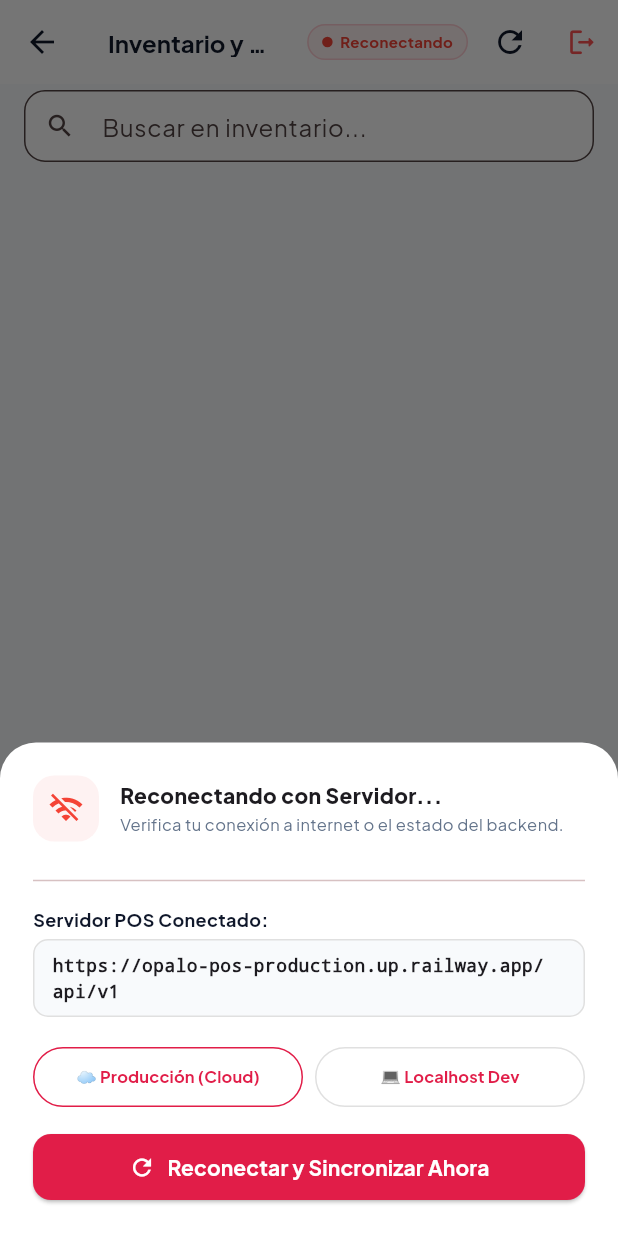
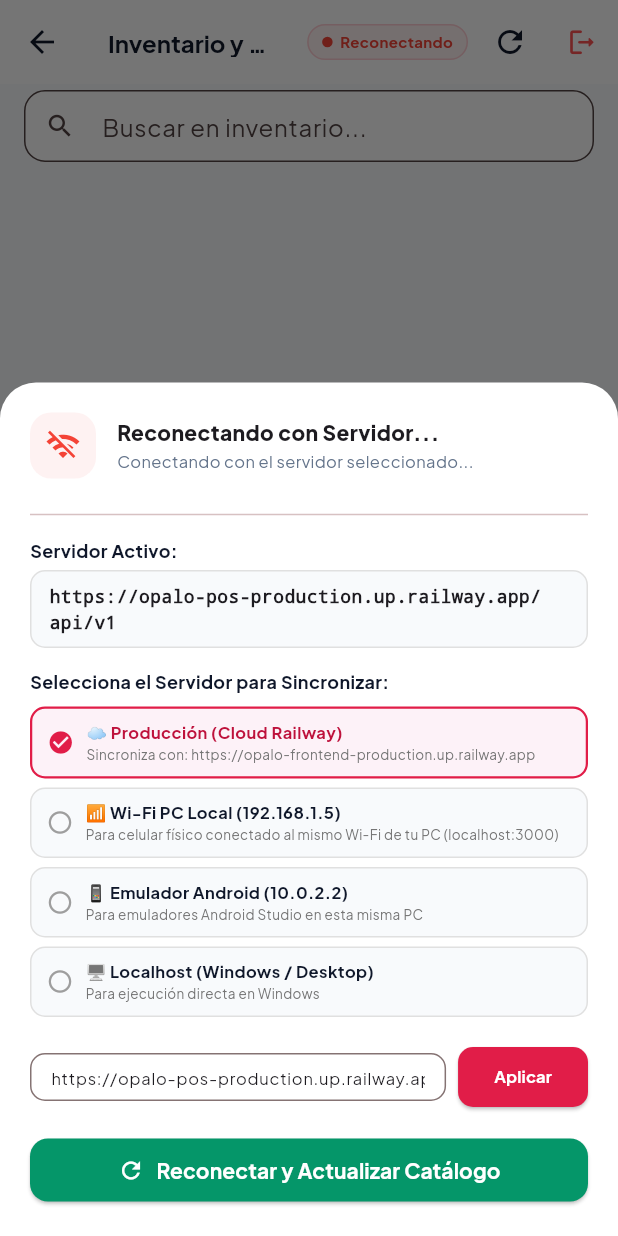
Before and after one commit to DanieJose/opalo-pos, a Flutter app: the InventoryScreen screen opened directly, after a tap on "Reconectando", on a phone screen of 412 x 824 dp. Run offline on Flutter 3.47's test engine with Material 3 defaults, Android fonts, the phone set to English and light mode, and no system bars; our stand-ins replace dio, google_fonts, shared_preferences, socket_io_client; missing offline and left inert: mobile_scanner; accounts and stored records are empty; network calls fail.

Commit message:
fix(sync): sincronizar catalogo completo en Railway y agregar selector de red Wi-Fi/Local en Movil

```diff
--- a/mobile/lib/core/constants/api_constants.dart
+++ b/mobile/lib/core/constants/api_constants.dart
@@ -3,12 +3,13 @@ import 'package:shared_preferences/shared_preferences.dart';
 class ApiConstants {
   // URLs de conexión disponibles
   static const String productionBaseUrl = 'https://opalo-pos-production.up.railway.app/api/v1';
+  static const String localWifiBaseUrl = 'http://192.168.1.5:4000/api/v1';
   static const String localAndroidBaseUrl = 'http://10.0.2.2:4000/api/v1';
   static const String localBaseUrl = 'http://localhost:4000/api/v1';
 
   static const String prefKeyBaseUrl = 'opalo_api_base_url';
 
-  // Por defecto se conecta al backend en producción desplegado en Railway para sincronizar con la Web
+  // Por defecto se conecta a Producción en Railway
   static String baseUrl = productionBaseUrl;
 
   /// Cargar URL guardada en almacenamiento local o usar producción por defecto
--- a/mobile/lib/widgets/sync_status_badge.dart
+++ b/mobile/lib/widgets/sync_status_badge.dart
@@ -63,16 +63,24 @@ class SyncStatusBadge extends StatelessWidget {
 void showSyncDetailsDialog(BuildContext context) {
   final socket = Provider.of<SocketService>(context, listen: false);
   final isConnected = socket.isConnected;
+  final customUrlCtrl = TextEditingController(text: ApiConstants.baseUrl);
 
   showModalBottomSheet(
     context: context,
+    isScrollControlled: true,
     backgroundColor: Colors.white,
     shape: const RoundedRectangleBorder(
       borderRadius: BorderRadius.vertical(top: Radius.circular(24)),
     ),
     builder: (ctx) {
       return Padding(
-        padding: const EdgeInsets.all(22),
+        padding: EdgeInsets.only(
+          left: 20,
+          right: 20,
+          top: 20,
+          bottom: MediaQuery.of(ctx).viewInsets.bottom + 20,
+        ),
+        child: SingleChildScrollView(
           child: Column(
             mainAxisSize: MainAxisSize.min,
             crossAxisAlignment: CrossAxisAlignment.start,
@@ -103,8 +111,8 @@ void showSyncDetailsDialog(BuildContext context) {
                         const SizedBox(height: 2),
                         Text(
                           isConnected
-                            ? 'Cualquier venta, cambio de stock o cliente en la Web se sincroniza de inmediato.'
-                            : 'Verifica tu conexión a internet o el estado del backend.',
+                              ? 'Cualquier cambio en la Web se sincroniza de inmediato con esta App Móvil y viceversa.'
+                              : 'Conectando con el servidor seleccionado...',
                           style: const TextStyle(fontSize: 11, color: AppColors.slateGray),
                         ),
                       ],
@@ -112,13 +120,13 @@ void showSyncDetailsDialog(BuildContext context) {
                   ),
                 ],
               ),
-            const SizedBox(height: 18),
+              const SizedBox(height: 16),
               const Divider(),
-            const SizedBox(height: 10),
+              const SizedBox(height: 8),
 
               // Servidor actual
               const Text(
-              'Servidor POS Conectado:',
+                'Servidor Activo:',
                 style: TextStyle(fontWeight: FontWeight.bold, fontSize: 12, color: AppColors.slateDark),
               ),
               const SizedBox(height: 4),
@@ -135,83 +143,183 @@ void showSyncDetailsDialog(BuildContext context) {
                   style: const TextStyle(fontSize: 12, fontWeight: FontWeight.w600, fontFamily: 'monospace'),
                 ),
               ),
-            const SizedBox(height: 16),
+              const SizedBox(height: 14),
 
-            // Opciones de cambio rápido de servidor
+              const Text(
+                'Selecciona el Servidor para Sincronizar:',
+                style: TextStyle(fontWeight: FontWeight.bold, fontSize: 12, color: AppColors.slateDark),
+              ),
+              const SizedBox(height: 8),
+
+              // Opción 1: Producción Railway
+              _buildServerOption(
+                ctx: ctx,
+                title: '☁️ Producción (Cloud Railway)',
+                subtitle: 'Sincroniza con: https://opalo-frontend-production.up.railway.app',
+                url: ApiConstants.productionBaseUrl,
+                isSelected: ApiConstants.baseUrl == ApiConstants.productionBaseUrl,
+              ),
+
+              // Opción 2: Wi-Fi PC (Ideal para Celular Físico)
+              _buildServerOption(
+                ctx: ctx,
+                title: '📶 Wi-Fi PC Local (192.168.1.5)',
+                subtitle: 'Para celular físico conectado al mismo Wi-Fi de tu PC (localhost:3000)',
+                url: ApiConstants.localWifiBaseUrl,
+                isSelected: ApiConstants.baseUrl == ApiConstants.localWifiBaseUrl,
+              ),
+
+              // Opción 3: Emulador Android
+              _buildServerOption(
+                ctx: ctx,
+                title: '📱 Emulador Android (10.0.2.2)',
+                subtitle: 'Para emuladores Android Studio en esta misma PC',
+                url: ApiConstants.localAndroidBaseUrl,
+                isSelected: ApiConstants.baseUrl == ApiConstants.localAndroidBaseUrl,
+              ),
+
+              // Opción 4: Localhost Windows
+              _buildServerOption(
+                ctx: ctx,
+                title: '🖥️ Localhost (Windows / Desktop)',
+                subtitle: 'Para ejecución directa en Windows',
+                url: ApiConstants.localBaseUrl,
+                isSelected: ApiConstants.baseUrl == ApiConstants.localBaseUrl,
+              ),
+
+              const SizedBox(height: 10),
+
+              // Entrada URL personalizada
               Row(
                 children: [
                   Expanded(
-                  child: OutlinedButton(
-                    style: OutlinedButton.styleFrom(
-                      padding: const EdgeInsets.symmetric(vertical: 10),
-                      side: BorderSide(
-                        color: ApiConstants.baseUrl == ApiConstants.productionBaseUrl
-                            ? AppColors.primary
-                            : Colors.grey.shade300,
+                    child: TextField(
+                      controller: customUrlCtrl,
+                      decoration: InputDecoration(
+                        isDense: true,
+                        hintText: 'http://TU-IP:4000/api/v1',
+                        border: OutlineInputBorder(borderRadius: BorderRadius.circular(10)),
+                        contentPadding: const EdgeInsets.symmetric(horizontal: 10, vertical: 8),
                       ),
-                    ),
-                    onPressed: () {
-                      ApiClient().updateBaseUrl(ApiConstants.productionBaseUrl);
-                      Provider.of<ProductProvider>(context, listen: false).loadProducts();
-                      Provider.of<CustomerProvider>(context, listen: false).loadCustomers();
-                      Navigator.pop(ctx);
-                      ScaffoldMessenger.of(context).showSnackBar(
-                        const SnackBar(content: Text('Conectado a Producción (Railway)')),
-                      );
-                    },
-                    child: const Text('☁️ Producción (Cloud)', style: TextStyle(fontSize: 11, fontWeight: FontWeight.bold)),
+                      style: const TextStyle(fontSize: 11),
                     ),
                   ),
                   const SizedBox(width: 8),
-                Expanded(
-                  child: OutlinedButton(
-                    style: OutlinedButton.styleFrom(
-                      padding: const EdgeInsets.symmetric(vertical: 10),
-                      side: BorderSide(
-                        color: ApiConstants.baseUrl != ApiConstants.productionBaseUrl
-                            ? AppColors.primary
-                            : Colors.grey.shade300,
-                      ),
+                  ElevatedButton(
+                    style: ElevatedButton.styleFrom(
+                      backgroundColor: AppColors.primary,
+                      foregroundColor: Colors.white,
+                      shape: RoundedRectangleBorder(borderRadius: BorderRadius.circular(10)),
                     ),
                     onPressed: () {
-                      ApiClient().updateBaseUrl(ApiConstants.localAndroidBaseUrl);
-                      Provider.of<ProductProvider>(context, listen: false).loadProducts();
-                      Provider.of<CustomerProvider>(context, listen: false).loadCustomers();
-                      Navigator.pop(ctx);
-                      ScaffoldMessenger.of(context).showSnackBar(
-                        const SnackBar(content: Text('Conectado a Localhost (10.0.2.2)')),
-                      );
+                      final newUrl = customUrlCtrl.text.trim();
+                      if (newUrl.isNotEmpty) {
+                        _applyServerChange(ctx, newUrl);
+                      }
                     },
-                    child: const Text('💻 Localhost Dev', style: TextStyle(fontSize: 11, fontWeight: FontWeight.bold)),
-                  ),
+                    child: const Text('Aplicar', style: TextStyle(fontSize: 11, fontWeight: FontWeight.bold)),
                   ),
                 ],
               ),
-            const SizedBox(height: 12),
+              const SizedBox(height: 14),
 
-            // Botón Forzar Reconexión
+              // Botón Reconectar / Refrescar
               SizedBox(
                 width: double.infinity,
                 child: ElevatedButton.icon(
                   style: ElevatedButton.styleFrom(
-                  backgroundColor: AppColors.primary,
+                    backgroundColor: AppColors.emerald,
                     foregroundColor: Colors.white,
-                  padding: const EdgeInsets.symmetric(vertical: 12),
+                    padding: const EdgeInsets.symmetric(vertical: 11),
                     shape: RoundedRectangleBorder(borderRadius: BorderRadius.circular(12)),
                   ),
                   icon: const Icon(Icons.refresh, size: 18),
-                label: const Text('Reconectar y Sincronizar Ahora', style: TextStyle(fontWeight: FontWeight.bold)),
+                  label: const Text('Reconectar y Actualizar Catálogo', style: TextStyle(fontWeight: FontWeight.bold)),
                   onPressed: () {
                     socket.reconnect();
-                  Provider.of<ProductProvider>(context, listen: false).loadProducts();
-                  Provider.of<CustomerProvider>(context, listen: false).loadCustomers();
+                    Provider.of<ProductProvider>(ctx, listen: false).loadProducts();
+                    Provider.of<ProductProvider>(ctx, listen: false).loadCategories();
+                    Provider.of<CustomerProvider>(ctx, listen: false).loadCustomers();
                     Navigator.pop(ctx);
                   },
                 ),
               ),
             ],
           ),
+        ),
       );
     },
   );
 }
+
+Widget _buildServerOption({
+  required BuildContext ctx,
+  required String title,
+  required String subtitle,
+  required String url,
+  required bool isSelected,
+}) {
+  return Container(
+    margin: const EdgeInsets.only(bottom: 6),
+    child: InkWell(
+      onTap: () => _applyServerChange(ctx, url),
+      borderRadius: BorderRadius.circular(10),
+      child: Container(
+        padding: const EdgeInsets.symmetric(horizontal: 10, vertical: 8),
+        decoration: BoxDecoration(
+          color: isSelected ? const Color(0xFFFDF2F8) : AppColors.surface,
+          borderRadius: BorderRadius.circular(10),
+          border: Border.all(
+            color: isSelected ? AppColors.primary : Colors.grey.shade300,
+            width: isSelected ? 1.5 : 1.0,
+          ),
+        ),
+        child: Row(
+          children: [
+            Icon(
+              isSelected ? Icons.check_circle : Icons.radio_button_unchecked,
+              color: isSelected ? AppColors.primary : Colors.grey,
+              size: 18,
+            ),
+            const SizedBox(width: 8),
+            Expanded(
+              child: Column(
+                crossAxisAlignment: CrossAxisAlignment.start,
+                children: [
+                  Text(
+                    title,
+                    style: TextStyle(
+                      fontSize: 11,
+                      fontWeight: FontWeight.bold,
+                      color: isSelected ? AppColors.primaryDark : AppColors.slateDark,
+                    ),
+                  ),
+                  Text(
+                    subtitle,
+                    style: TextStyle(fontSize: 9, color: Colors.grey.shade600),
+                    maxLines: 1,
+                    overflow: TextOverflow.ellipsis,
+                  ),
+                ],
+              ),
+            ),
+          ],
+        ),
+      ),
+    ),
+  );
+}
+
+void _applyServerChange(BuildContext ctx, String url) {
+  ApiClient().updateBaseUrl(url);
+  final prodProv = Provider.of<ProductProvider>(ctx, listen: false);
+  final custProv = Provider.of<CustomerProvider>(ctx, listen: false);
+  prodProv.loadCategories();
+  prodProv.loadProducts();
+  custProv.loadCustomers();
+
+  Navigator.pop(ctx);
+  ScaffoldMessenger.of(ctx).showSnackBar(
+    SnackBar(content: Text('Servidor POS cambiado a: $url')),
+  );
+}
```
Also changed, not shown: mobile/lib/core/network/socket_service.dart (+31 -8 lines), 1 other file. Lines whose indentation alone changed are shown as unchanged.
